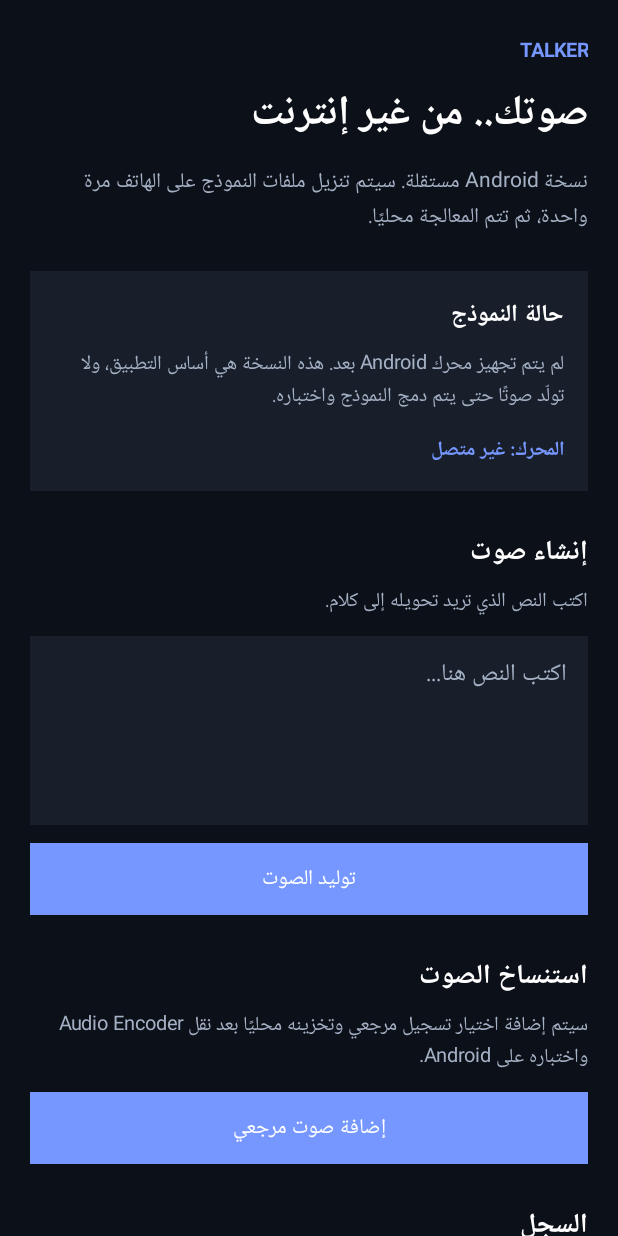
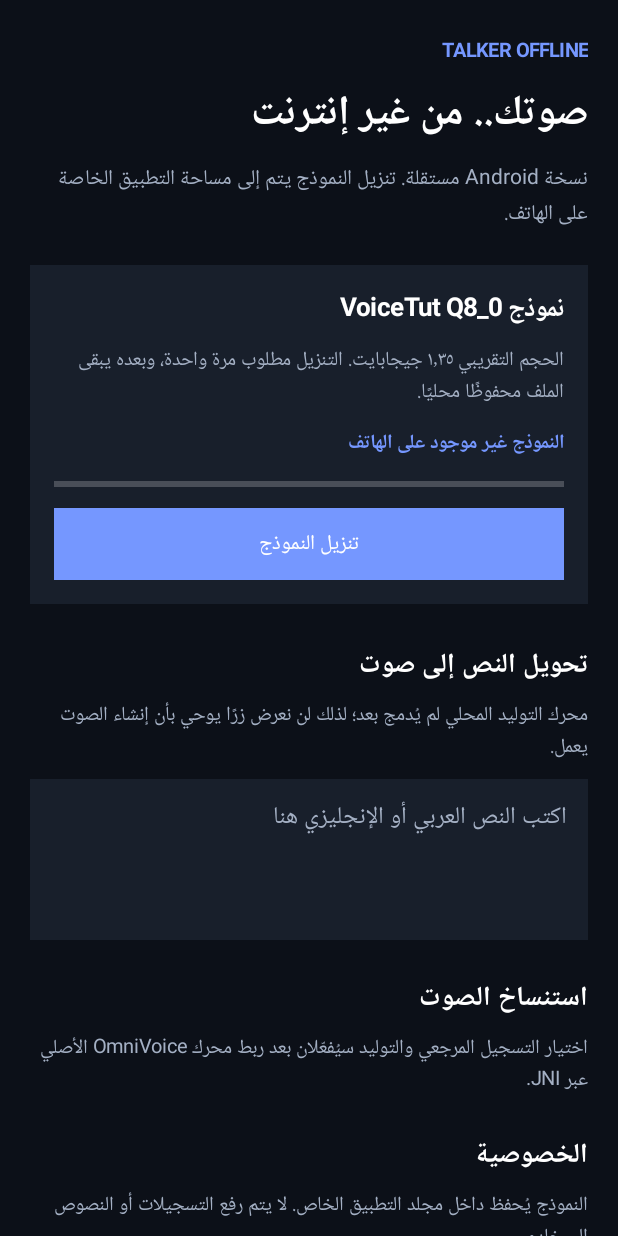
Before and after one commit to hennawy55/talker, an Android app: the screen it shows after launch (MainActivity), on a phone screen of 412 x 824 dp. Run offline under Robolectric (Android 15) with nearby library versions, the phone set to English and light mode, and no system bars.

Commit message:
Add local VoiceTut model download flow

```diff
--- a/android/app/src/main/java/com/talker/offline/MainActivity.kt
+++ b/android/app/src/main/java/com/talker/offline/MainActivity.kt
@@ -1,95 +1,152 @@
 package com.talker.offline
 
 import android.app.Activity
-import android.graphics.Color
 import android.os.Bundle
 import android.view.Gravity
 import android.view.View
 import android.widget.Button
+import android.widget.EditText
 import android.widget.LinearLayout
+import android.widget.ProgressBar
 import android.widget.ScrollView
 import android.widget.TextView
+import android.graphics.Color
+import java.io.File
+import java.io.FileOutputStream
+import java.net.HttpURLConnection
+import java.net.URL
+import java.util.concurrent.Executors
 
 class MainActivity : Activity() {
-    private val bgColor = Color.rgb(12, 16, 24)
+    private val executor = Executors.newSingleThreadExecutor()
+    private val modelUrl = "https://huggingface.co/mohammedaly22/VoiceTut-TTS-GGUF/resolve/main/voicetut-tts-q8_0.gguf"
+    private val modelName = "voicetut-tts-q8_0.gguf"
+    private val bg = Color.rgb(12, 16, 24)
     private val surface = Color.rgb(24, 31, 43)
-    private val primary = Color.rgb(117, 151, 255)
+    private val accent = Color.rgb(117, 151, 255)
     private val muted = Color.rgb(164, 176, 196)
+    private lateinit var status: TextView
+    private lateinit var progress: ProgressBar
+    private lateinit var download: Button
 
     override fun onCreate(savedInstanceState: Bundle?) {
         super.onCreate(savedInstanceState)
-        window.statusBarColor = bgColor
-        window.navigationBarColor = bgColor
-        window.decorView.systemUiVisibility = 0
+        window.statusBarColor = bg
+        window.navigationBarColor = bg
 
-        val content = LinearLayout(this).apply {
+        val root = LinearLayout(this).apply {
             orientation = LinearLayout.VERTICAL
             setPadding(dp(20), dp(24), dp(20), dp(24))
-            setBackgroundColor(bgColor)
+            setBackgroundColor(bg)
         }
-
-        val scroll = ScrollView(this).apply {
-            isFillViewport = true
-            addView(content)
-        }
-
-        content.addView(label("TALKER", 13, primary, true))
-        content.addView(label("صوتك.. من غير إنترنت", 27, Color.WHITE, true, top = 12))
-        content.addView(label(
-            "نسخة Android مستقلة. سيتم تنزيل ملفات النموذج على الهاتف مرة واحدة، ثم تتم المعالجة محليًا.",
-            14, muted, false, top = 10
-        ))
+        val scroll = ScrollView(this).apply { isFillViewport = true; addView(root) }
+        root.addView(label("TALKER OFFLINE", 13, accent, true))
+        root.addView(label("صوتك.. من غير إنترنت", 27, Color.WHITE, true, 12))
+        root.addView(label("نسخة Android مستقلة. تنزيل النموذج يتم إلى مساحة التطبيق الخاصة على الهاتف.", 14, muted, false, 8))
 
         val modelCard = card()
-        modelCard.addView(label("حالة النموذج", 16, Color.WHITE, true))
-        modelCard.addView(label(
-            "لم يتم تجهيز محرك Android بعد. هذه النسخة هي أساس التطبيق، ولا تولّد صوتًا حتى يتم دمج النموذج واختباره.",
-            13, muted, false, top = 8
-        ))
-        val modelStatus = label("المحرك: غير متصل", 13, primary, true, top = 14)
-        modelCard.addView(modelStatus)
-        content.addView(modelCard, marginTop = 24)
+        modelCard.addView(label("نموذج VoiceTut Q8_0", 17, Color.WHITE, true))
+        modelCard.addView(label("الحجم التقريبي ١٫٣٥ جيجابايت. التنزيل مطلوب مرة واحدة، وبعده يبقى الملف محفوظًا محليًا.", 13, muted, false, 8))
+        status = label("", 13, accent, true, 12)
+        modelCard.addView(status)
+        progress = ProgressBar(this, null, android.R.attr.progressBarStyleHorizontal).apply {
+            max = 100
+            progress = 0
+        }
+        modelCard.addView(progress, LinearLayout.LayoutParams(-1, dp(8)).apply { topMargin = dp(12) })
+        download = actionButton("تنزيل النموذج")
+        download.setOnClickListener { downloadModel() }
+        modelCard.addView(download, LinearLayout.LayoutParams(-1, -2).apply { topMargin = dp(12) })
+        root.addView(modelCard, LinearLayout.LayoutParams(-1, -2).apply { topMargin = dp(22) })
+        refreshModelStatus()
 
-        content.addView(sectionTitle("إنشاء صوت"))
-        content.addView(label("اكتب النص الذي تريد تحويله إلى كلام.", 13, muted, false, top = 6))
-        val textInput = android.widget.EditText(this).apply {
-            hint = "اكتب النص هنا..."
+        root.addView(label("تحويل النص إلى صوت", 18, Color.WHITE, true, 26))
+        root.addView(label("محرك التوليد المحلي لم يُدمج بعد؛ لذلك لن نعرض زرًا يوحي بأن إنشاء الصوت يعمل.", 13, muted, false, 7))
+        val textInput = EditText(this).apply {
+            hint = "اكتب النص العربي أو الإنجليزي هنا"
             setTextColor(Color.WHITE)
             setHintTextColor(muted)
             textSize = 16f
             gravity = Gravity.TOP or Gravity.RIGHT
-            minLines = 5
+            minLines = 4
             setPadding(dp(14), dp(12), dp(14), dp(12))
             setBackgroundColor(surface)
             isEnabled = false
         }
-        content.addView(textInput, marginTop = 12)
+        root.addView(textInput, LinearLayout.LayoutParams(-1, -2).apply { topMargin = dp(10) })
+        root.addView(label("استنساخ الصوت", 18, Color.WHITE, true, 24))
+        root.addView(label("اختيار التسجيل المرجعي والتوليد سيُفعّلان بعد ربط محرك OmniVoice الأصلي عبر JNI.", 13, muted, false, 7))
+        root.addView(label("الخصوصية", 18, Color.WHITE, true, 24))
+        root.addView(label("النموذج يُحفظ داخل مجلد التطبيق الخاص. لا يتم رفع التسجيلات أو النصوص إلى خادم.", 13, muted, false, 7))
+        setContentView(scroll)
+    }
 
-        val generate = actionButton("توليد الصوت")
-        generate.isEnabled = false
-        content.addView(generate, marginTop = 12)
+    private fun downloadModel() {
+        if (modelFile().exists() && modelFile().length() > 1_000_000_000L) {
+            refreshModelStatus()
+            return
+        }
+        download.isEnabled = false
+        download.text = "جارٍ التنزيل..."
+        status.text = "جارٍ الاتصال بمستودع النموذج..."
+        progress.progress = 0
+        executor.execute {
+            val target = modelFile()
+            val temp = File(target.parentFile, "$modelName.part")
+            var connection: HttpURLConnection? = null
+            try {
+                connection = (URL(modelUrl).openConnection() as HttpURLConnection).apply {
+                    connectTimeout = 20000
+                    readTimeout = 60000
+                    instanceFollowRedirects = true
+                    setRequestProperty("User-Agent", "Talker-Android")
+                    connect()
+                }
+                if (connection.responseCode !in 200..299) error("HTTP ${connection.responseCode}")
+                val total = connection.contentLengthLong
+                connection.inputStream.use { input ->
+                    FileOutputStream(temp).use { output ->
+                        val buffer = ByteArray(1024 * 1024)
+                        var count: Int
+                        var received = 0L
+                        while (input.read(buffer).also { count = it } != -1) {
+                            output.write(buffer, 0, count)
+                            received += count
+                            val pct = if (total > 0) ((received * 100) / total).toInt() else 0
+                            runOnUiThread {
+                                progress.progress = pct.coerceIn(0, 100)
+                                status.text = "تم تنزيل ${received / (1024 * 1024)} ميجابايت" +
+                                    if (total > 0) " من ${total / (1024 * 1024)} ميجابايت" else ""
+                            }
+                        }
+                        output.fd.sync()
+                    }
+                }
+                if (temp.length() < 1_000_000_000L) error("حجم الملف أقل من المتوقع")
+                if (!temp.renameTo(target)) error("تعذر حفظ ملف النموذج")
+                runOnUiThread { refreshModelStatus() }
+            } catch (e: Exception) {
+                temp.delete()
+                runOnUiThread { status.text = "فشل التنزيل: ${e.message ?: "خطأ غير معروف"}" }
+            } finally {
+                connection?.disconnect()
+                runOnUiThread {
+                    download.isEnabled = true
+                    download.text = if (target.exists()) "النموذج محفوظ" else "إعادة محاولة التنزيل"
+                }
+            }
+        }
+    }
 
-        content.addView(sectionTitle("استنساخ الصوت"))
-        content.addView(label(
-            "سيتم إضافة اختيار تسجيل مرجعي وتخزينه محليًا بعد نقل Audio Encoder واختباره على Android.",
-            13, muted, false, top = 6
-        ))
-        val clone = actionButton("إضافة صوت مرجعي")
-        clone.isEnabled = false
-        content.addView(clone, marginTop = 12)
+    private fun modelFile() = File(filesDir, modelName)
 
-        content.addView(sectionTitle("السجل"))
-        content.addView(label(
-            "ستظهر التسجيلات التي تم إنشاؤها على هذا الهاتف هنا. التخزين سيكون محليًا.",
-            13, muted, false, top = 6
-        ))
-        content.addView(sectionTitle("الخصوصية"))
-        content.addView(label(
-            "لا يوجد عنوان سيرفر أو API في تطبيق Android. صلاحية الإنترنت غير مضافة حاليًا؛ ستُضاف فقط لوظيفة تنزيل ملفات النموذج الأولية.",
-            13, muted, false, top = 6
-        ))
-
-        setContentView(scroll)
+    private fun refreshModelStatus() {
+        val file = modelFile()
+        val ready = file.exists() && file.length() > 1_000_000_000L
+        status.text = if (ready) "النموذج محفوظ محليًا (${file.length() / (1024 * 1024)} MB)" else "النموذج غير موجود على الهاتف"
+        download.text = if (ready) "النموذج محفوظ" else "تنزيل النموذج"
+        download.isEnabled = !ready
+        progress.progress = if (ready) 100 else 0
     }
 
     private fun card() = LinearLayout(this).apply {
@@ -97,17 +154,8 @@ class MainActivity : Activity() {
         setPadding(dp(16), dp(16), dp(16), dp(16))
         setBackgroundColor(surface)
     }
-
-    private fun sectionTitle(text: String): TextView =
-        label(text, 18, Color.WHITE, true, top = 26)
-
-    private fun label(
-        text: String,
-        size: Int,
-        color: Int,
-        bold: Boolean,
-        top: Int = 0
-    ) = TextView(this).apply {
+    private fun label(text: String, size: Int, color: Int, bold: Boolean, top: Int = 0) =
+        TextView(this).apply {
             this.text = text
             textSize = size.toFloat()
             setTextColor(color)
@@ -115,20 +163,16 @@ class MainActivity : Activity() {
             gravity = Gravity.RIGHT
             setPadding(0, dp(top), 0, 0)
         }
-
     private fun actionButton(text: String) = Button(this).apply {
         this.text = text
         isAllCaps = false
         setTextColor(Color.WHITE)
-        setBackgroundColor(primary)
+        setBackgroundColor(accent)
     }
+    private fun dp(v: Int) = (v * resources.displayMetrics.density).toInt()
 
-    private fun LinearLayout.addView(view: View, marginTop: Int) {
-        addView(view, LinearLayout.LayoutParams(
-            LinearLayout.LayoutParams.MATCH_PARENT,
-            LinearLayout.LayoutParams.WRAP_CONTENT
-        ).apply { topMargin = dp(marginTop) })
+    override fun onDestroy() {
+        executor.shutdownNow()
+        super.onDestroy()
     }
-
-    private fun dp(value: Int): Int = (value * resources.displayMetrics.density).toInt()
 }
```
Lines whose indentation alone changed are shown as unchanged.
